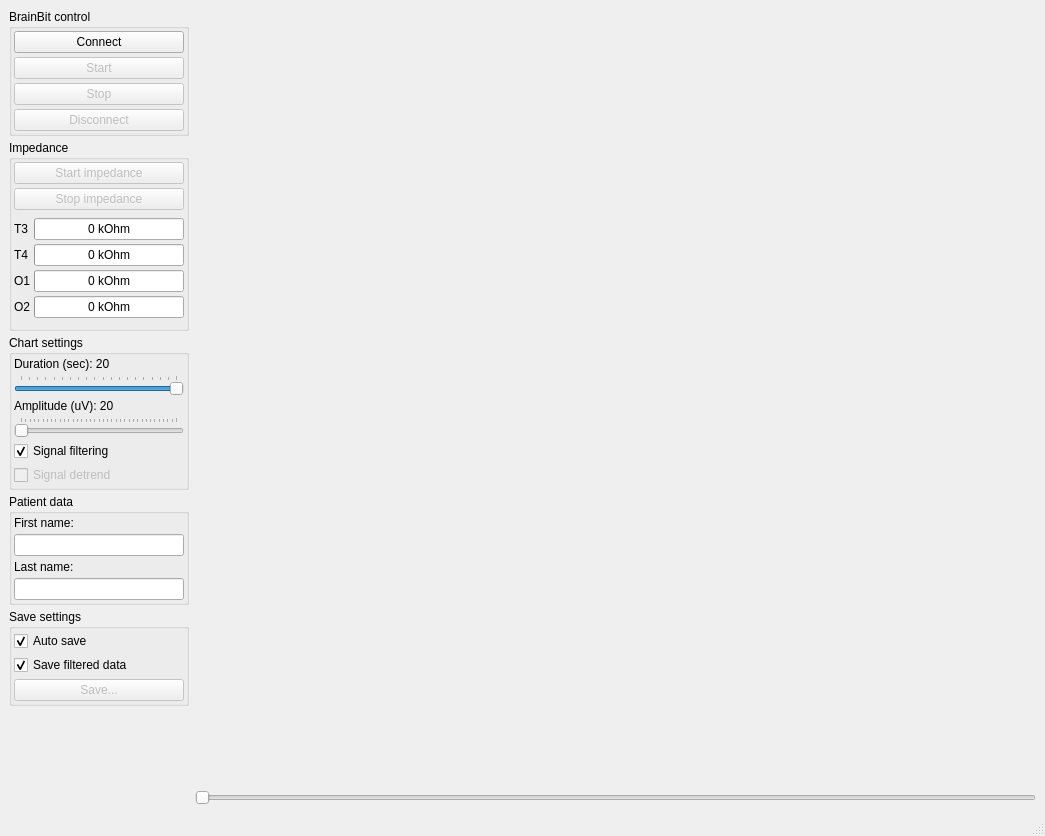
Qt form UI/mainwindow.ui (ZarkSPb/BB_Python) before a commit.
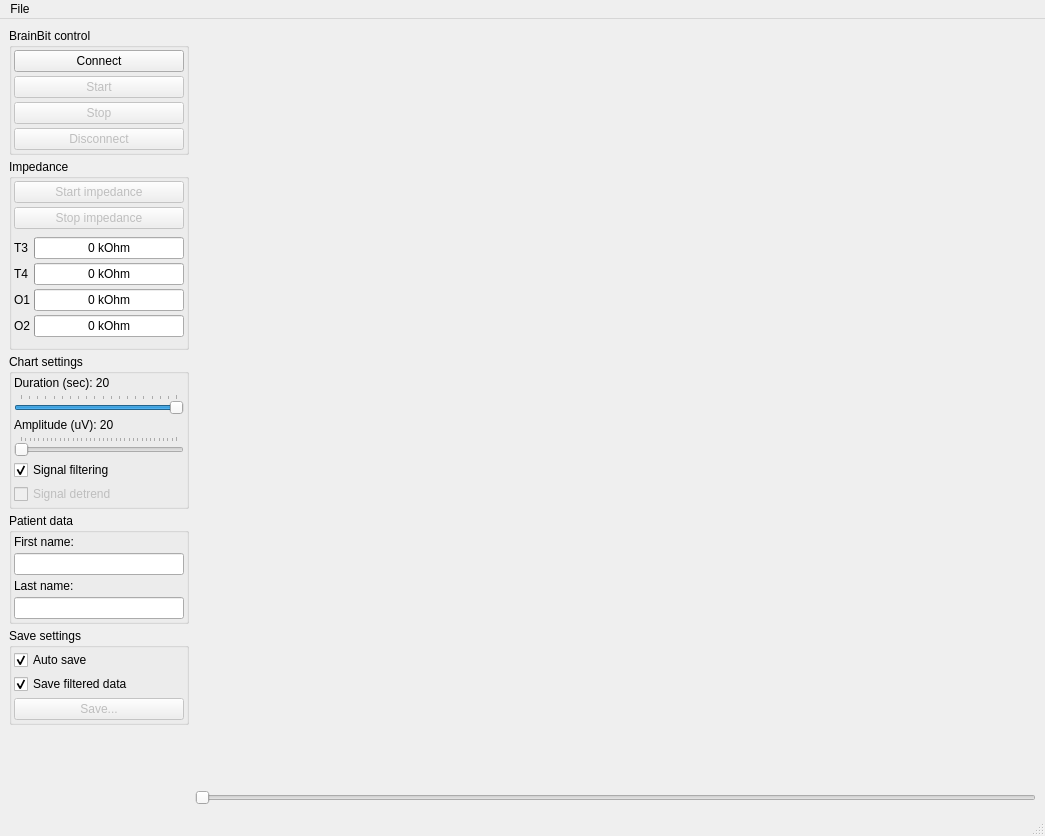
The same form after that commit.

What changed in the file:
```diff
--- a/UI/mainwindow.ui
+++ b/UI/mainwindow.ui
@@ -681,6 +681,15 @@
      <height>22</height>
     </rect>
    </property>
+   <widget class="QMenu" name="menuFile">
+    <property name="title">
+     <string>File</string>
+    </property>
+    <addaction name="actionOpen_File"/>
+    <addaction name="separator"/>
+    <addaction name="actionExit"/>
+   </widget>
+   <addaction name="menuFile"/>
   </widget>
   <widget class="QStatusBar" name="statusbar">
    <property name="sizeGripEnabled">
```
Left out of the diff: 55 changed lines with no effect on the pictures.
